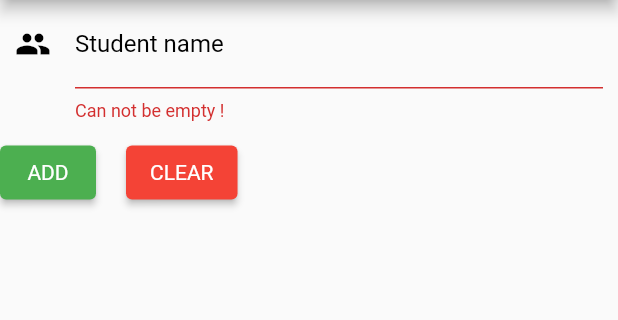
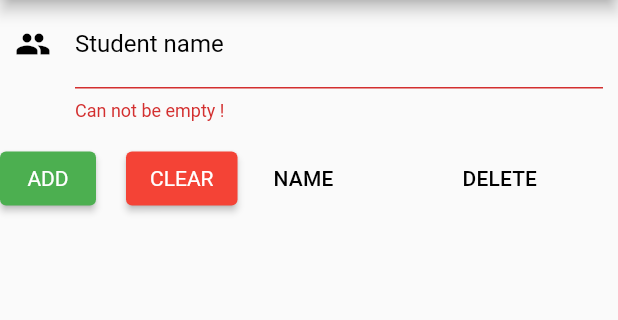
Before and after one commit to codecikoi/sqlite_using_demo, a Flutter app: the screen it shows after launch, on a phone screen of 412 x 824 dp, the part 84-404 px from its top. Run offline on Flutter 3.47's test engine with Material 2 defaults, Android fonts, the phone set to English and light mode, and no system bars; our stand-ins replace sqflite; accounts and stored records are empty.

```diff
--- a/lib/database.dart
+++ b/lib/database.dart
@@ -1,9 +1,7 @@
 import 'dart:async';
 import 'dart:io';
 import 'package:path_provider/path_provider.dart';
-import 'package:flutter/material.dart';
 import 'package:sqflite/sqflite.dart';
-import 'package:sqflite/sqlite_api.dart';
 import 'package:sqlite_package_using/model.dart';
 
 class DBProvider {
--- a/lib/main.dart
+++ b/lib/main.dart
@@ -1,4 +1,7 @@
 import 'package:flutter/material.dart';
+
+import 'database.dart';
+import 'model.dart';
 
 void main() {
   runApp(const MyApp());
@@ -26,6 +29,23 @@ class SqliteUsing extends StatefulWidget {
 class _SqliteUsingState extends State<SqliteUsing> {
   final GlobalKey<FormState> _formStateKey = GlobalKey<FormState>();
   final _studentNameController = TextEditingController();
+
+  late Future<List<Student>> _studentsList;
+  late String _studentName;
+  bool isUpdate = false;
+  int? studentIdForUpdate;
+
+  @override
+  void initState() {
+    super.initState();
+    updateStudentList();
+  }
+
+  updateStudentList() {
+    setState(() {
+      _studentsList = DBProvider.db.getStudent();
+    });
+  }
 
   @override
   Widget build(BuildContext context) {
@@ -55,7 +75,9 @@ class _SqliteUsingState extends State<SqliteUsing> {
                       if (value.trim() == "") return 'Can not be empty !';
                       return null;
                     },
-                      onSaved: (value) {},
+                    onSaved: (value) {
+                      _studentName = value!;
+                    },
                     controller: _studentNameController,
                     decoration: InputDecoration(
                       focusedBorder: UnderlineInputBorder(
@@ -81,19 +103,40 @@ class _SqliteUsingState extends State<SqliteUsing> {
             ),
           ),
           Row(
-              crossAxisAlignment: CrossAxisAlignment.center,
+            mainAxisAlignment: MainAxisAlignment.center,
             children: [
               ElevatedButton(
+                child: Text(
+                  (isUpdate ? 'update'.toUpperCase() : 'add'.toUpperCase()),
+                ),
                 style: ElevatedButton.styleFrom(
                   backgroundColor: Colors.green,
                   textStyle: TextStyle(
                     color: Colors.white,
                   ),
                 ),
-                  onPressed: () {},
-                  child: Text(
-                    'add'.toUpperCase(),
-                  ),
+                onPressed: () {
+                  if (isUpdate) {
+                    if (_formStateKey.currentState!.validate()) {
+                      _formStateKey.currentState!.save();
+                      DBProvider.db
+                          .updateStudent(
+                              Student(studentIdForUpdate!, _studentName))
+                          .then((data) {
+                        setState(() {
+                          isUpdate = false;
+                        });
+                      });
+                    }
+                  } else {
+                    if (_formStateKey.currentState!.validate()) {
+                      _formStateKey.currentState!.save();
+                      DBProvider.db.insertStudent(Student(null, _studentName));
+                    }
+                  }
+                  _studentNameController.text = '';
+                  updateStudentList();
+                },
               ),
               Padding(padding: EdgeInsets.all(10.0)),
               ElevatedButton(
@@ -103,20 +146,83 @@ class _SqliteUsingState extends State<SqliteUsing> {
                     color: Colors.white,
                   ),
                 ),
-                  onPressed: () {},
+                onPressed: () {
+                  _studentNameController.text = "";
+                  setState(() {
+                    isUpdate = false;
+                    studentIdForUpdate = null;
+                  });
+                },
                 child: Text(
-                    'clear'.toUpperCase(),
+                  (isUpdate ? 'cancel'.toUpperCase() : 'clear'.toUpperCase()),
                 ),
               ),
               Divider(
                 height: 5.0,
               ),
               Expanded(
-                  child: Container(),
+                child: FutureBuilder(
+                    future: _studentsList,
+                    builder: (context, snapshot) {
+                      if (snapshot.hasData) {
+                        return generalList(snapshot.data as List<Student>);
+                      }
+                      if (snapshot.data == null ||
+                          (snapshot.data as List<Student>).length == 0) {
+                        return Text('No data found');
+                      }
+                      return CircularProgressIndicator();
+                    }),
               ),
             ],
           ),
         ],
-        ));
+      ),
+    );
+  }
+
+  SingleChildScrollView generalList(List<Student> students) {
+    return SingleChildScrollView(
+      scrollDirection: Axis.vertical,
+      child: SizedBox(
+        width: MediaQuery.of(context).size.width,
+        child: DataTable(
+          columns: [
+            DataColumn(
+              label: Text(
+                'name'.toUpperCase(),
+              ),
+            ),
+            DataColumn(
+              label: Text(
+                'delete'.toUpperCase(),
+              ),
+            ),
+          ],
+          rows: students
+              .map(
+                (student) => DataRow(cells: [
+                  DataCell(Text(student.name), onTap: () {
+                    setState(() {
+                      isUpdate = true;
+                      studentIdForUpdate = student.id;
+                    });
+                    _studentNameController.text = student.name;
+                  }),
+                  DataCell(
+                    IconButton(
+                      icon: Icon(Icons.delete),
+                      onPressed: () {
+                        DBProvider.db.deleteStudent(student.id);
+                        updateStudentList();
+                      },
+                    ),
+                  ),
+                ]),
+              )
+              .toList(),
+        ),
+      ),
+    );
   }
 }
```
Lines whose indentation alone changed are shown as unchanged.
